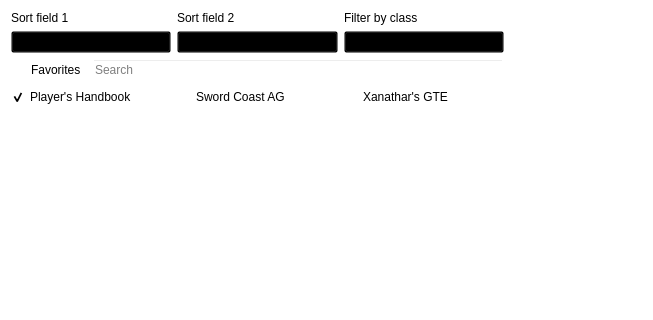
Above: spellbook.ui from Carifio24/DMCompanion before the change; both pictures show x 0 to 653 and y 0 to 320 of the 1343 by 829 pixel window. Below: the same form after it.
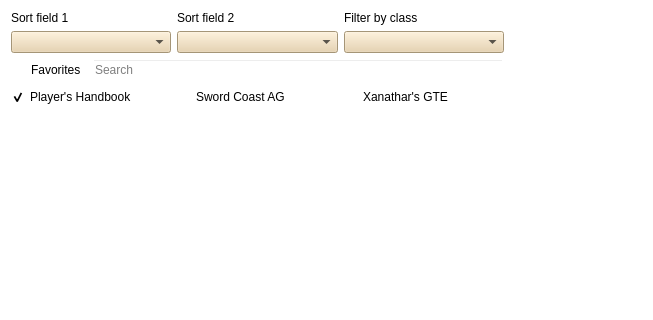
That is the form after the change.

Commit message: Fixed placeholder image and added border. Background now scales to window. Minor UI tweaks.

```diff
--- a/spellbook.ui
+++ b/spellbook.ui
@@ -34,7 +34,7 @@
        <item row="1" column="0">
         <widget class="QComboBox" name="sort1Box">
          <property name="styleSheet">
-          <string notr="true"/>
+          <string notr="true">background-color : rgb(231,208,166)</string>
          </property>
         </widget>
        </item>
@@ -55,14 +55,14 @@
        <item row="1" column="1">
         <widget class="QComboBox" name="sort2Box">
          <property name="styleSheet">
-          <string notr="true"/>
+          <string notr="true">background-color : rgb(231,208,166)</string>
          </property>
         </widget>
        </item>
        <item row="1" column="2">
         <widget class="QComboBox" name="filterBox">
          <property name="styleSheet">
-          <string notr="true"/>
+          <string notr="true">background-color : rgb(231,208,166)</string>
          </property>
         </widget>
        </item>
```
The commit also changes 14 other files.
